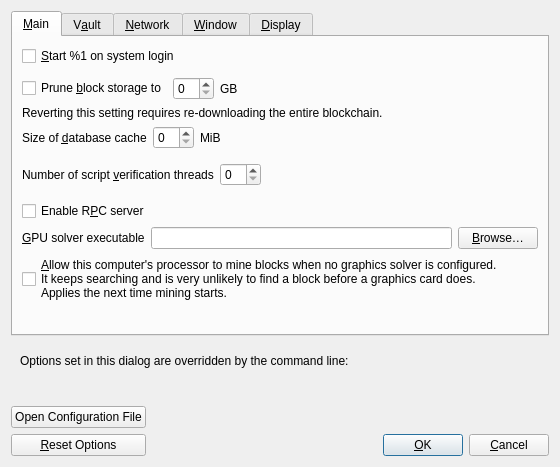
Before: the Qt Designer form src/qt/forms/optionsdialog.ui in quicksilver-hg/quicksilver, drawn with Qt 5.
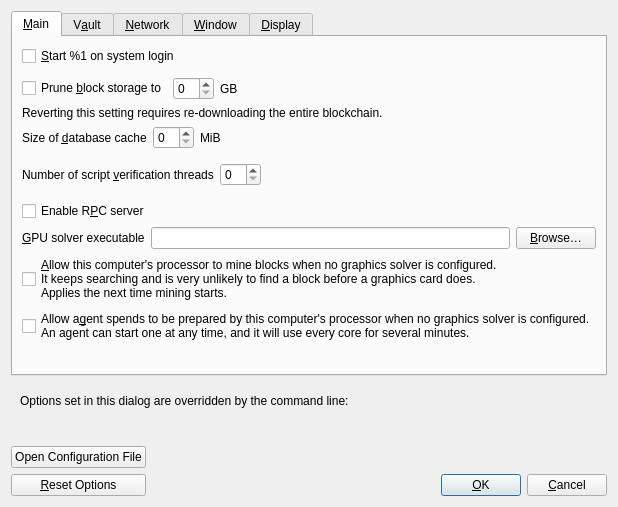
After: the same form once the commit is applied. Custom widgets are drawn as their Qt base class.

Commit message: Ask before an agent spend uses this computer's processor

```diff
--- a/src/qt/forms/optionsdialog.ui
+++ b/src/qt/forms/optionsdialog.ui
@@ -236,6 +236,17 @@
          </property>
         </widget>
        </item>
+       <item>
+        <widget class="QCheckBox" name="allowCpuAgentTxPow">
+         <property name="toolTip">
+          <string>An agent decides for itself when to spend and does not ask first. Preparing one spend on this computer's processor takes many minutes and uses every core. A graphics solver does the same work much faster. Applies to the next agent spend prepared here, not to one already running.</string>
+         </property>
+         <property name="text">
+          <string>Allow a&amp;gent spends to be prepared by this computer's processor when no graphics solver is configured.
+An agent can start one at any time, and it will use every core for several minutes.</string>
+         </property>
+        </widget>
+       </item>
        <item>
         <widget class="QLabel" name="gpuSolverStatusLabel">
          <property name="text">
```
The commit also changes 16 other files.
